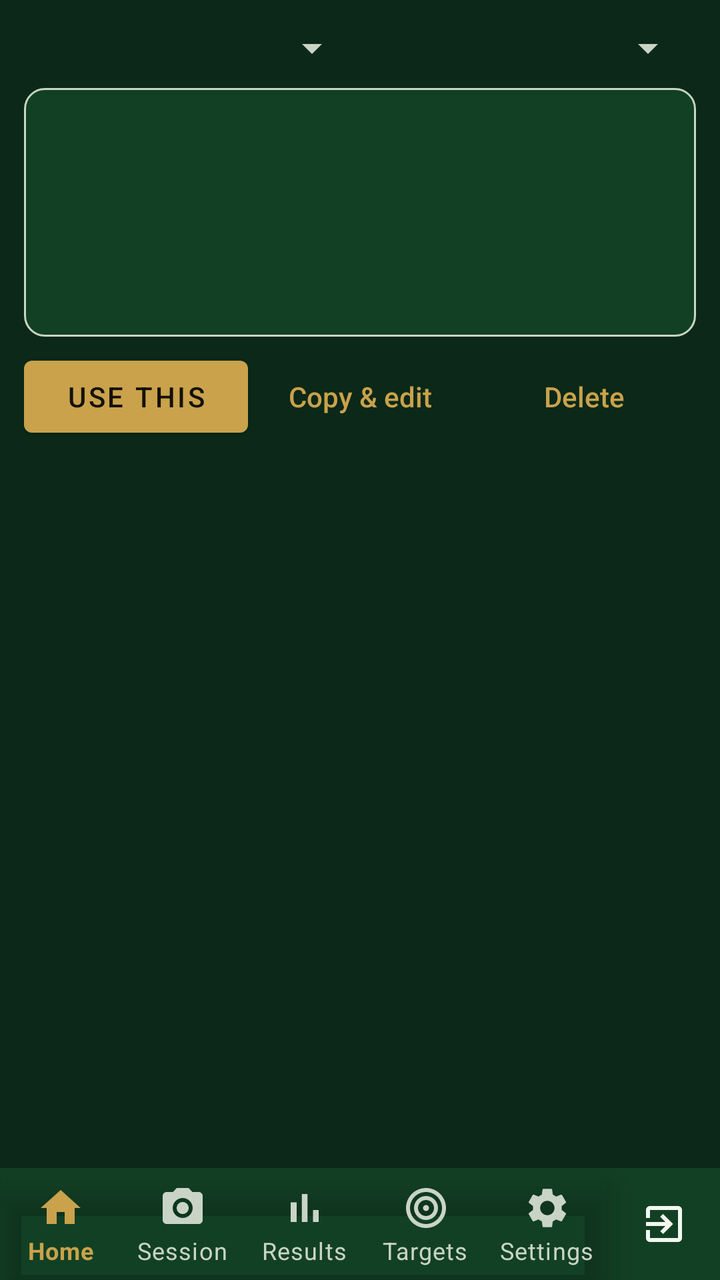
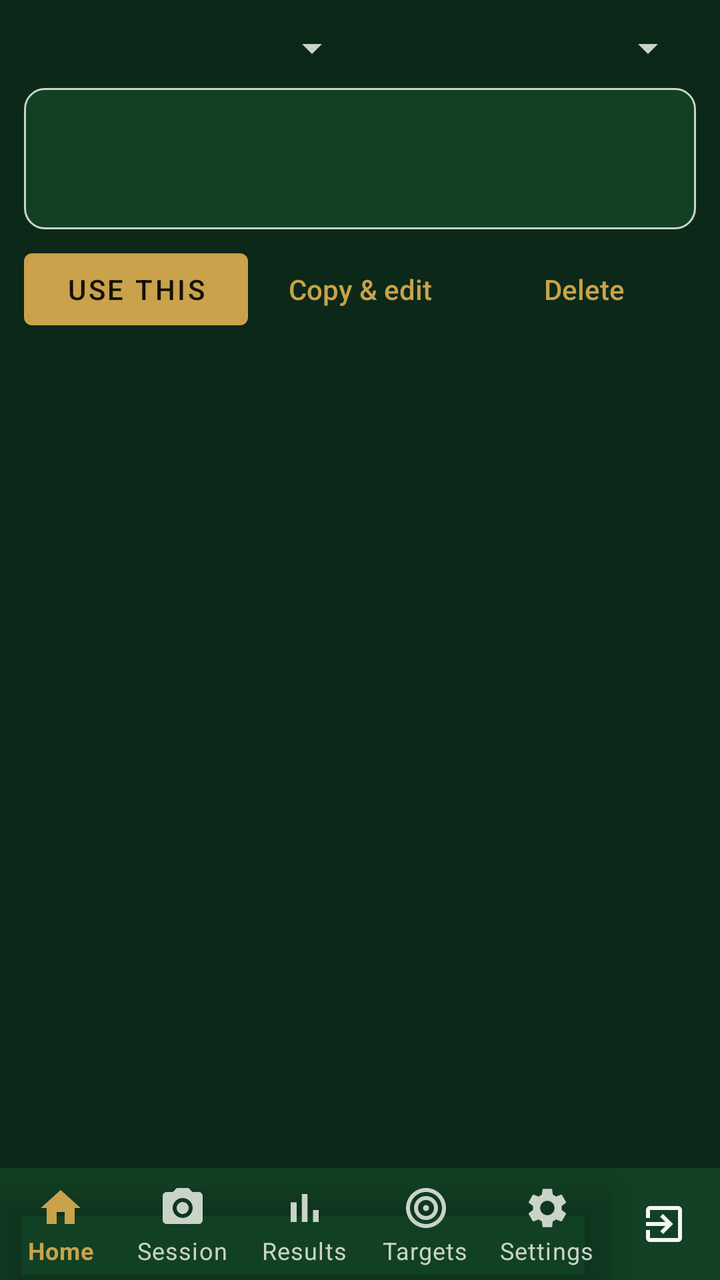

Two renders of the same Android screen: before a commit and after it. Below are the layout's source before the change and the commit's diff.
<!-- AndroidManifest.xml: application theme Theme.STS -->
<!-- res/layout/activity_rules.xml -->
<?xml version="1.0" encoding="utf-8"?>
<LinearLayout xmlns:android="http://schemas.android.com/apk/res/android"
    android:layout_width="match_parent"
    android:layout_height="match_parent"
    android:orientation="vertical">

    <LinearLayout
        android:layout_width="match_parent"
        android:layout_height="wrap_content"
        android:orientation="vertical"
        android:padding="12dp">

        <LinearLayout
            android:layout_width="match_parent"
            android:layout_height="wrap_content"
            android:orientation="horizontal">
            <Spinner android:id="@+id/spBody"
                android:layout_width="0dp" android:layout_weight="1"
                android:layout_height="wrap_content" />
            <Spinner android:id="@+id/spDiscipline"
                android:layout_width="0dp" android:layout_weight="1"
                android:layout_height="wrap_content" />
        </LinearLayout>

        <TextView android:id="@+id/tvDetail"
            style="@style/Sts.Value"
            android:layout_marginTop="8dp"
            android:background="@drawable/bg_card"
            android:padding="12dp"
            android:textSize="12sp"
            android:minLines="7" />

        <LinearLayout
            android:layout_width="match_parent"
            android:layout_height="wrap_content"
            android:orientation="horizontal"
            android:layout_marginTop="6dp">
            <Button android:id="@+id/btnUse"
                android:layout_width="0dp" android:layout_weight="1"
                android:layout_height="wrap_content" android:text="Use this" />
            <Button android:id="@+id/btnEdit"
                android:layout_width="0dp" android:layout_weight="1"
                android:layout_height="wrap_content" android:text="Copy &amp; edit"
                style="@style/Sts.TextButton" />
            <Button android:id="@+id/btnDelete"
                android:layout_width="0dp" android:layout_weight="1"
                android:layout_height="wrap_content" android:text="Delete"
                style="@style/Sts.TextButton" />
        </LinearLayout>
    </LinearLayout>

    <ListView
        android:id="@+id/list"
        android:layout_width="match_parent"
        android:layout_height="0dp"
        android:layout_weight="1"
        android:layout_marginStart="12dp"
        android:layout_marginEnd="12dp" />

    <include layout="@layout/include_bottom_nav" />

</LinearLayout>
<!-- res/layout/include_bottom_nav.xml (included above) -->
<?xml version="1.0" encoding="utf-8"?>
<LinearLayout xmlns:android="http://schemas.android.com/apk/res/android"
    xmlns:app="http://schemas.android.com/apk/res-auto"
    android:layout_width="match_parent"
    android:layout_height="wrap_content"
    android:orientation="horizontal"
    android:background="?attr/colorSurface">

    <com.google.android.material.bottomnavigation.BottomNavigationView
        android:id="@+id/bottomNav"
        android:layout_width="0dp"
        android:layout_weight="1"
        android:layout_height="wrap_content"
        android:background="@android:color/transparent"
        app:itemIconTint="@color/bottom_nav_item"
        app:itemTextColor="@color/bottom_nav_item"
        app:labelVisibilityMode="labeled"
        app:menu="@menu/bottom_nav_menu" />

    <LinearLayout
        android:id="@+id/btnExit"
        android:layout_width="56dp"
        android:layout_height="match_parent"
        android:orientation="vertical"
        android:gravity="center"
        android:background="?attr/selectableItemBackgroundBorderless"
        android:contentDescription="@string/nav_exit">

        
        <ImageView
            android:layout_width="24dp"
            android:layout_height="24dp"
            android:src="@drawable/ic_nav_exit"
            app:tint="?android:attr/textColorPrimary"
            android:importantForAccessibility="no" />
    </LinearLayout>
</LinearLayout>
<!-- resources referenced by this layout -->
<resources>
  <!-- drawable bg_card (drawable) -->
  <?xml version="1.0" encoding="utf-8"?>
  <shape xmlns:android="http://schemas.android.com/apk/res/android" android:shape="rectangle">
      <solid android:color="?attr/colorSurface" />
      <corners android:radius="10dp" />
      <stroke android:width="1dp" android:color="?android:attr/textColorTertiary" />
  </shape>
  <!-- drawable ic_nav_exit (drawable) -->
  <vector xmlns:android="http://schemas.android.com/apk/res/android"
      android:width="24dp" android:height="24dp"
      android:viewportWidth="24" android:viewportHeight="24">
      <path android:fillColor="@android:color/white" android:pathData="M10.09,15.59L11.5,17l5,-5 -5,-5 -1.41,1.41L12.67,11H3v2h9.67l-2.58,2.59zM19,3H5c-1.11,0 -2,0.9 -2,2v4h2V5h14v14H5v-4H3v4c0,1.1 0.89,2 2,2h14c1.1,0 2,-0.9 2,-2V5c0,-1.1 -0.9,-2 -2,-2z" />
  </vector>
  <string name="nav_exit">Exit</string>
  <style name="Sts.TextButton" parent="Widget.AppCompat.Button.Borderless">
          <item name="android:textColor">?attr/colorAccent</item>
          <item name="android:textAllCaps">false</item>
          <item name="android:textSize">14sp</item>
      </style>
  <style name="Sts.Value" parent="">
          <item name="android:layout_width">match_parent</item>
          <item name="android:layout_height">wrap_content</item>
          <item name="android:textSize">14sp</item>
      </style>
  <style name="Theme.STS" parent="Theme.STS.Dark" />
  <style name="Theme.STS.Dark" parent="Theme.STS.Base">
          <item name="android:windowBackground">@color/dark_bg</item>
          <item name="colorSurface">@color/dark_surface</item>
          <item name="colorPrimary">@color/dark_accent</item>
          <item name="colorSecondary">@color/dark_accent</item>
          <item name="colorAccent">@color/dark_accent</item>
          <item name="colorOnPrimary">@color/dark_on_accent</item>
          <item name="colorOnSecondary">@color/dark_on_accent</item>
          <item name="android:colorBackground">@color/dark_surface</item>
          <item name="android:textColorPrimary">@color/dark_text</item>
          <item name="android:textColorSecondary">@color/dark_text_dim</item>
          <item name="android:textColorTertiary">#C9D4C6</item>
          <item name="android:textColorHint">#A6B2A4</item>
          <item name="colorOnSurface">@color/dark_text</item>
          <item name="colorOnBackground">@color/dark_text</item>
      </style>
  <style name="Theme.STS.Base" parent="Theme.MaterialComponents.NoActionBar">
          <item name="android:statusBarColor">@color/dark_bg</item>
      </style>
  <color name="dark_bg">#0B2818</color>
  <color name="dark_surface">#124024</color>
  <color name="dark_accent">#C9A24B</color>
  <color name="dark_on_accent">#141008</color>
  <color name="dark_text">#F2F7F0</color>
  <color name="dark_text_dim">#C9D4C6</color>
</resources>

<!-- the commit's change to res/layout/activity_rules.xml (unified diff, before → after) -->
@@ -22,13 +22,31 @@
                 android:layout_height="wrap_content" />
         </LinearLayout>
 
-        <TextView android:id="@+id/tvDetail"
-            style="@style/Sts.Value"
+        
+        <LinearLayout
+            android:layout_width="match_parent"
+            android:layout_height="wrap_content"
+            android:orientation="vertical"
             android:layout_marginTop="8dp"
             android:background="@drawable/bg_card"
-            android:padding="12dp"
-            android:textSize="12sp"
-            android:minLines="7" />
+            android:padding="12dp">
+
+            <TextView android:id="@+id/tvDetailHead"
+                style="@style/Sts.Value"
+                android:textSize="12sp" />
+
+            <TableLayout android:id="@+id/tblParams"
+                android:layout_width="match_parent"
+                android:layout_height="wrap_content"
+                android:layout_marginTop="6dp"
+                android:shrinkColumns="1" />
+
+            <TextView android:id="@+id/tvDetailFoot"
+                style="@style/Sts.Value"
+                android:layout_marginTop="8dp"
+                android:textSize="12sp"
+                android:justificationMode="inter_word" />
+        </LinearLayout>
 
         <LinearLayout
             android:layout_width="match_parent"
